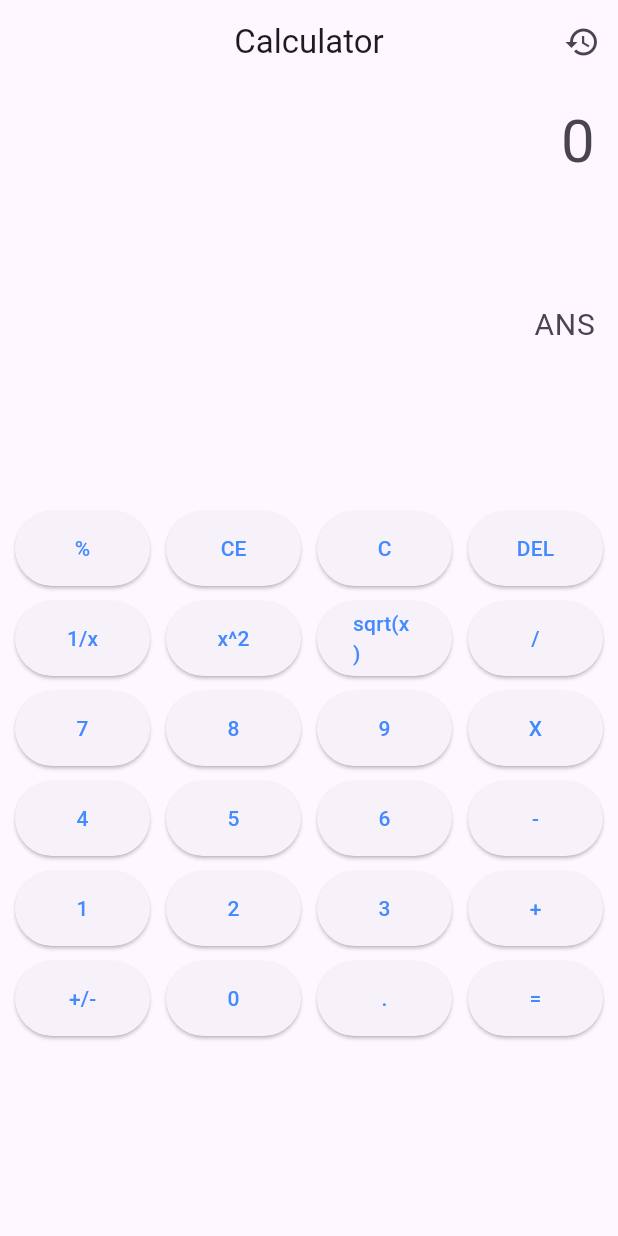
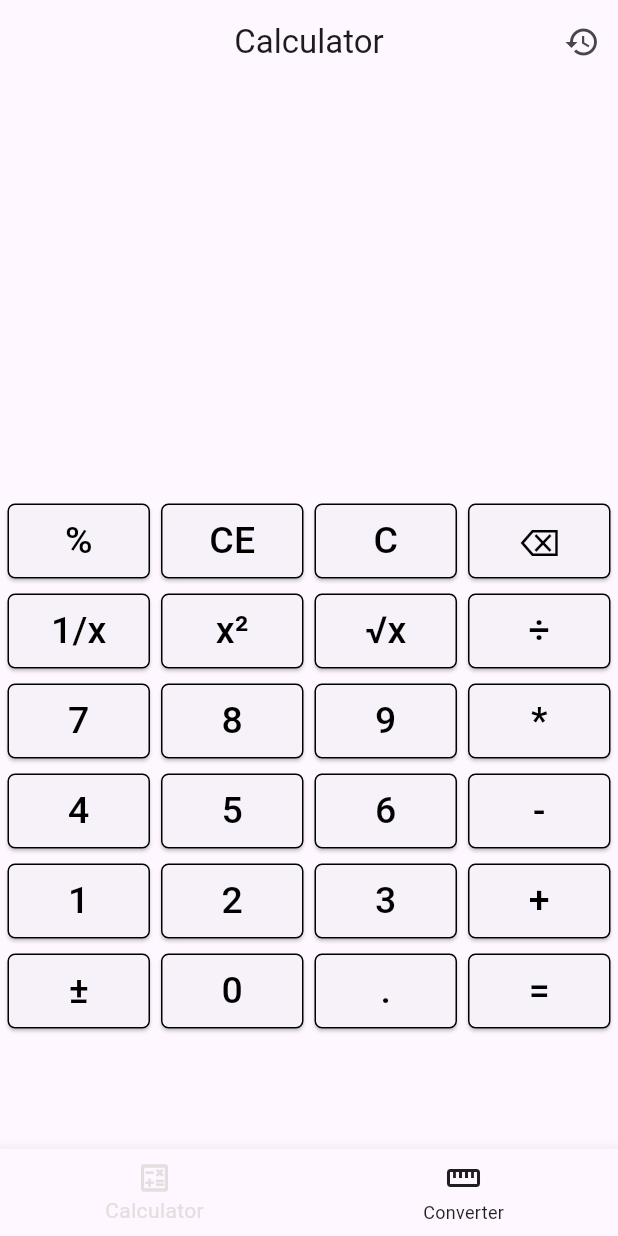
Before and after one commit to Chuckibmk/simple-calculator, a Flutter app: the screen it shows after launch, on a phone screen of 412 x 824 dp. Run offline on Flutter 3.47's test engine with Material 3 defaults, Android fonts, the phone set to English and light mode, and no system bars.

Commit message:
6/25/2024

```diff
--- /dev/null
+++ b/lib/basiccalc.dart
@@ -0,0 +1,324 @@
+// import 'dart:ui';
+
+import 'package:flutter/material.dart';
+// import 'package:flutter/rendering.dart';
+import 'dart:math';
+
+// import 'package:flutter/widgets.dart';
+
+class BasicCalcClass extends StatefulWidget {
+  const BasicCalcClass({super.key});
+
+  @override
+  State<BasicCalcClass> createState() => _BasicCalcClassState();
+}
+
+class _BasicCalcClassState extends State<BasicCalcClass> {
+  var scaffoldkey = GlobalKey<ScaffoldState>();
+
+  final ques = TextEditingController();
+  final hisctrl = TextEditingController();
+
+  List<List<dynamic>> calculator_varibles = [
+    ['%', 'CE', 'C', '\u232B'],
+    ['1/x', 'x²', '√x', '÷'],
+    ['7', '8', '9', '*'],
+    ['4', '5', '6', '-'],
+    ['1', '2', '3', '+'],
+    ['±', '0', '.', '=']
+  ];
+
+  List<Map<String, String>> history = [];
+
+  dynamic eqn = '';
+  dynamic ans = '';
+  num currentValue = 0;
+  dynamic operator = '';
+  bool isNewOperation = true;
+
+  void addHistory(String question, String answer) {
+    history.add({'question': question, 'answer': answer});
+  }
+
+  void emptyHistory() {
+    history.clear();
+  }
+
+  @override
+  Widget build(BuildContext context) {
+    return LayoutBuilder(builder: (context, constraints) {
+      Size size = MediaQuery.of(context).size;
+      return Scaffold(
+        key: scaffoldkey,
+        appBar: AppBar(
+            title: const Text('Calculator'),
+            centerTitle: true,
+            actions: [
+              Builder(
+                  builder: (context) => IconButton(
+                        icon: const Icon(Icons.history),
+                        onPressed: () {
+                          scaffoldkey.currentState?.openEndDrawer();
+                        },
+                        tooltip: MaterialLocalizations.of(context)
+                            .openAppDrawerTooltip,
+                      ))
+            ]),
+        endDrawer: Drawer(
+          child: Column(
+            // padding: EdgeInsets.zero,
+            children: [
+              Flexible(child: anshis()),
+              yspace(),
+              history.isEmpty
+                  ? SizedBox()
+                  : Row(
+                      mainAxisAlignment: MainAxisAlignment.spaceBetween,
+                      children: [
+                        xspace(),
+                        IconButton(
+                            iconSize: 30,
+                            onPressed: () {
+                              setState(() {
+                                emptyHistory();
+                              });
+                            },
+                            icon: const Icon(Icons.delete_forever))
+                      ],
+                    ),
+            ],
+          ),
+        ),
+        body: SingleChildScrollView(
+          child: Column(children: [
+            Container(
+                padding: const EdgeInsets.symmetric(horizontal: 15.0),
+                height: size.height / 3,
+                child: Column(children: [
+                  TextFormField(
+                    controller: hisctrl,
+                    maxLines: 1,
+                    style: const TextStyle(fontSize: 35),
+                    decoration: const InputDecoration(
+                      border: InputBorder.none,
+                      hintText: "",
+                    ),
+                    enableInteractiveSelection: false,
+                    readOnly: true,
+                    showCursor: false,
+                    textAlign: TextAlign.right,
+                    keyboardType: TextInputType.none,
+                  ),
+                  TextFormField(
+                    controller: ques,
+                    maxLines: 1,
+                    style: const TextStyle(fontSize: 40),
+                    decoration: const InputDecoration(
+                      border: InputBorder.none,
+                      // hintText: "0",
+                    ),
+                    enableInteractiveSelection: false,
+                    readOnly: true,
+                    showCursor: false,
+                    textAlign: TextAlign.right,
+                    keyboardType: TextInputType.none,
+                  ),
+                ])),
+            Container(
+              padding: const EdgeInsets.symmetric(horizontal: 5.0),
+              height: size.height / 2,
+              child: Column(
+                children: [
+                  // yspace(),
+                  for (var rw in calculator_varibles)
+                    Row(
+                      mainAxisAlignment: MainAxisAlignment.spaceBetween,
+                      children: [
+                        for (var label in rw) calcbtn(label),
+                      ],
+                    ),
+                ],
+              ),
+            )
+          ]),
+        ),
+      );
+    });
+  }
+
+  Widget yspace() {
+    return const SizedBox(
+      height: 10,
+    );
+  }
+
+  Widget xspace() {
+    return const SizedBox(
+      width: 10,
+    );
+  }
+
+  void calculate() {
+    setState(() {
+      num nextValue = num.tryParse(eqn) ?? 0;
+      dynamic question = '$currentValue $operator $nextValue'.toString();
+      if (operator == '+') {
+        currentValue += nextValue;
+      } else if (operator == '-') {
+        currentValue -= nextValue;
+      } else if (operator == '*') {
+        currentValue *= nextValue;
+      } else if (operator == '÷') {
+        if (nextValue != 0) {
+          currentValue /= nextValue;
+        } else {
+          ans = "Cannot Divide by Zero";
+          ques.text = ans;
+          return;
+        }
+      } else if (operator == '1/x') {
+        currentValue = 1 / nextValue;
+      } else if (operator == 'x²') {
+        currentValue = pow(nextValue, 2);
+      } else if (operator == '√x') {
+        currentValue = sqrt(nextValue);
+      } else if (operator == '±') {
+        currentValue = -1 * nextValue;
+      }
+      addHistory(question, currentValue.toString());
+      ans = currentValue.toString();
+      ques.text = ans;
+      hisctrl.text = question;
+      eqn = '';
+      operator = '';
+      isNewOperation = true;
+    });
+  }
+
+  Widget anshis() {
+    history.isEmpty
+        ? const SizedBox(
+            height: 100,
+            child: DrawerHeader(
+                padding: EdgeInsets.symmetric(vertical: 10.0, horizontal: 10.0),
+                // decoration: BoxDecoration(color: Colors.blue),
+                child: Text("There's no history yet",
+                    style: TextStyle(
+                      color: Colors.black,
+                      fontSize: 25,
+                    ))),
+          )
+        : null;
+
+    return ListView.builder(
+        shrinkWrap: true,
+        // physics: const NeverScrollableScrollPhysics(),
+        itemCount: history.length,
+        itemBuilder: (context, index) {
+          var entry = history[index];
+          return ListTile(
+            onTap: () {
+              setState(() {
+                hisctrl.text = entry['question'] ?? '';
+                ques.text = entry['answer'] ?? '';
+                eqn = entry['answer'] ?? '';
+              });
+              Navigator.pop(context);
+            },
+            title: Text(
+              entry['question'] ?? '',
+              style: const TextStyle(
+                fontSize: 30,
+              ),
+            ),
+            subtitle: Text(
+              entry['answer'] ?? '',
+              style: const TextStyle(
+                fontSize: 40,
+              ),
+            ),
+          );
+        });
+  }
+
+  calcbtn(dynamic btnText) {
+    return Container(
+      margin: const EdgeInsets.symmetric(vertical: 5.0),
+      height: 50,
+      width: 95,
+      child: ElevatedButton(
+          // child: InkWell(
+          style: ButtonStyle(
+            shape: MaterialStateProperty.all<RoundedRectangleBorder>(
+                RoundedRectangleBorder(
+                    borderRadius: BorderRadius.circular(5.0),
+                    side: const BorderSide(color: Colors.black))),
+          ),
+          onPressed: () {
+            setState(() {
+              if (btnText == 'C') {
+                eqn = '';
+                ans = '';
+                currentValue = 0;
+                operator = '';
+                ques.clear();
+                hisctrl.clear();
+                isNewOperation = true;
+              } else if (btnText == 'CE') {
+                eqn = '';
+                ques.clear();
+              } else if (btnText == '\u232B') {
+                if (eqn.isNotEmpty) {
+                  eqn = eqn.substring(0, eqn.length - 1);
+                  ques.text = eqn;
+                }
+              } else if (btnText == '=') {
+                if (operator.isNotEmpty && eqn.isNotEmpty) {
+                  calculate();
+                }
+              } else if (['+', '-', '*', '÷'].contains(btnText)) {
+                if (operator.isNotEmpty) {
+                  calculate();
+                }
+                if (eqn.isNotEmpty) {
+                  currentValue = num.tryParse(eqn) ?? 0;
+                  operator = btnText;
+                  hisctrl.text = '$currentValue $operator';
+                  eqn = '';
+                  ques.clear();
+                } else if (ans.isNotEmpty) {
+                  currentValue = num.tryParse(ans) ?? 0;
+                  operator = btnText;
+                  hisctrl.text = '$currentValue $operator';
+                  eqn = '';
+                  ques.clear();
+                }
+              } else if (['1/x', 'x²', '√x', '±'].contains(btnText)) {
+                operator = btnText;
+                num nextValue = num.tryParse(eqn) ?? 0;
+                hisctrl.text = '$operator $nextValue';
+                calculate();
+                eqn = '';
+                ques.text = eqn;
+              } else {
+                if (isNewOperation) {
+                  eqn = '';
+                  isNewOperation = false;
+                }
+                eqn += btnText;
+                ques.text = eqn;
+              }
+            });
+          },
+          child: Container(
+              padding: const EdgeInsets.symmetric(horizontal: 5, vertical: 5),
+              child: Text(
+                btnText,
+                style: const TextStyle(
+                  color: Colors.black,
+                  fontSize: 25,
+                ),
+              ))),
+    );
+  }
+}
--- /dev/null
+++ b/lib/converter.dart
@@ -0,0 +1,15 @@
+import 'package:flutter/material.dart';
+
+class Converter extends StatefulWidget {
+  const Converter({super.key});
+
+  @override
+  State<Converter> createState() => _ConverterState();
+}
+
+class _ConverterState extends State<Converter> {
+  @override
+  Widget build(BuildContext context) {
+    return const Placeholder();
+  }
+}
--- a/lib/main.dart
+++ b/lib/main.dart
@@ -1,3 +1,5 @@
+import 'package:calculator/basiccalc.dart';
+import 'package:calculator/converter.dart';
 import 'package:flutter/material.dart';
 
 void main() {
@@ -25,198 +27,38 @@ class Home extends StatefulWidget {
 }
 
 class _HomeState extends State<Home> {
-  List calculator_varibles = [
-    '%',
-    'CE',
-    'C',
-    'DEL',
-    '1/x',
-    'x^2',
-    '2^x',
-    '/',
-    '7',
-    '8',
-    '9',
-    'X',
-    '4',
-    '5',
-    '6',
-    '-',
-    '1',
-    '2',
-    '3',
-    '+',
-    '+/-',
-    '0',
-    '.',
-    '='
-  ];
-
-  var scaffoldkey = GlobalKey<ScaffoldState>();
+  PageController _controller = PageController();
+  int currentIndex = 0;
 
   @override
   Widget build(BuildContext context) {
-    return LayoutBuilder(builder: (context, contraints) {
-      Size size = MediaQuery.of(context).size;
     return Scaffold(
-        key: scaffoldkey,
-        appBar: AppBar(title: const Text('Calculator'), centerTitle: true, actions: [
-          Builder(
-              builder: (context) => IconButton(
-                    icon: const Icon(Icons.history),
-                    onPressed: () {
-                      scaffoldkey.currentState?.openEndDrawer();
+      // appBar: AppBar(title: Text('Bottom '))
+      body: PageView(
+        controller: _controller,
+        children: [
+          BasicCalcClass(),
+          Converter(),
+        ],
+        onPageChanged: (index) {
+          currentIndex = index;
+          setState(() {});
         },
-                    tooltip:
-                        MaterialLocalizations.of(context).openAppDrawerTooltip,
-                  ))
-        ]),
-        endDrawer: Drawer(
-          child: ListView(
-            padding: EdgeInsets.zero,
-            children: const [
-              SizedBox(
-                height: 100,
-                child: DrawerHeader(
-                    padding:
-                        EdgeInsets.symmetric(vertical: 10.0, horizontal: 10.0),
-                    decoration: BoxDecoration(color: Colors.blue),
-                    child: Text('History',
-                        style: TextStyle(
-                          color: Colors.white,
-                          fontSize: 24,
-                        ))),
       ),
-              ListTile(
-                leading: Icon(
-                  Icons.history,
-                  color: Colors.grey,
-                ),
-                title: Text('ANSWER'),
-              )
+      bottomNavigationBar: BottomNavigationBar(
+        currentIndex: currentIndex,
+        selectedItemColor: Color.fromARGB(255, 228, 222, 222),
+        unselectedItemColor: Color.fromARGB(255, 32, 30, 30),
+        onTap: (index) {
+          _controller.jumpToPage(index);
+        },
+        items: [
+          BottomNavigationBarItem(
+              icon: Icon(Icons.calculate_outlined), label: 'Calculator'),
+          BottomNavigationBarItem(
+              icon: Icon(Icons.straighten), label: 'Converter')
         ],
       ),
-        ),
-        body: Column(children: [
-          Container(
-              padding: const EdgeInsets.symmetric(horizontal: 15.0),
-              height: size.height / 3,
-              child: Column(children: [
-                TextFormField(
-                  maxLines: 2,
-                  style: const TextStyle(fontSize: 40),
-                  decoration: const InputDecoration(
-                      border: InputBorder.none, hintText: "0"),
-                  textAlign: TextAlign.right,
-                  keyboardType: TextInputType.none,
-                  // readOnly: true,
-                ),
-                TextFormField(
-                  maxLines: 1,
-                  style: const TextStyle(fontSize: 20),
-                  decoration: const InputDecoration(
-                      border: InputBorder.none, hintText: "ANS"),
-                  textAlign: TextAlign.right,
-                  keyboardType: TextInputType.none,
-                  // readOnly: true,
-                ),
-              ])),
-          Container(
-            padding: const EdgeInsets.symmetric(horizontal: 5.0),
-            height: size.height / 2,
-            child: Column(
-              children: [
-                yspace(),
-                Row(
-                  mainAxisAlignment: MainAxisAlignment.spaceBetween,
-                  children: [
-                    calcbtn(context, "%"),
-                    calcbtn(context, "CE"),
-                    calcbtn(context, "C"),
-                    calcbtn(context, "DEL"),
-                  ],
-                ),
-                yspace(),
-                Row(
-                  mainAxisAlignment: MainAxisAlignment.spaceBetween,
-                  children: [
-                    calcbtn(context, "1/x"),
-                    calcbtn(context, "x^2"),
-                    calcbtn(context, "sqrt(x)"),
-                    calcbtn(context, "/"),
-                  ],
-                ),
-                yspace(),
-                Row(
-                  mainAxisAlignment: MainAxisAlignment.spaceBetween,
-                  children: [
-                    calcbtn(context, "7"),
-                    calcbtn(context, "8"),
-                    calcbtn(context, "9"),
-                    calcbtn(context, "X"),
-                  ],
-                ),
-                yspace(),
-                Row(
-                  mainAxisAlignment: MainAxisAlignment.spaceBetween,
-                  children: [
-                    calcbtn(context, "4"),
-                    calcbtn(context, "5"),
-                    calcbtn(context, "6"),
-                    calcbtn(context, "-"),
-                  ],
-                ),
-                yspace(),
-                Row(
-                  mainAxisAlignment: MainAxisAlignment.spaceBetween,
-                  children: [
-                    calcbtn(context, "1"),
-                    calcbtn(context, "2"),
-                    calcbtn(context, "3"),
-                    calcbtn(context, "+"),
-                  ],
-                ),
-                yspace(),
-                Row(
-                  mainAxisAlignment: MainAxisAlignment.spaceBetween,
-                  children: [
-                    calcbtn(context, "+/-"),
-                    calcbtn(context, "0"),
-                    calcbtn(context, "."),
-                    calcbtn(context, "="),
-                  ],
-                ),
-              ],
-            ),
-          )
-        ]),
     );
-    });
   }
 }
-
-Widget yspace() {
-  return const SizedBox(
-    height: 10,
-  );
-}
-
-Widget xspace() {
-  return const SizedBox(
-    height: 10,
-  );
-}
-
-calcbtn(BuildContext context, calcbtn) {
-  return Container(
-    margin: const EdgeInsets.symmetric(horizontal: 5.0),
-    height: 50,
-    width: 90,
-    child: ElevatedButton(
-        style: ButtonStyle(
-            foregroundColor:
-                MaterialStateProperty.all<Color>(Colors.blueAccent)),
-        onPressed: () {},
-        child: Text(calcbtn)),
-  );
-}
```
Also changed, not shown: lib/uselater.dart (added, +126 -0 lines). Lines whose indentation alone changed are shown as unchanged.
